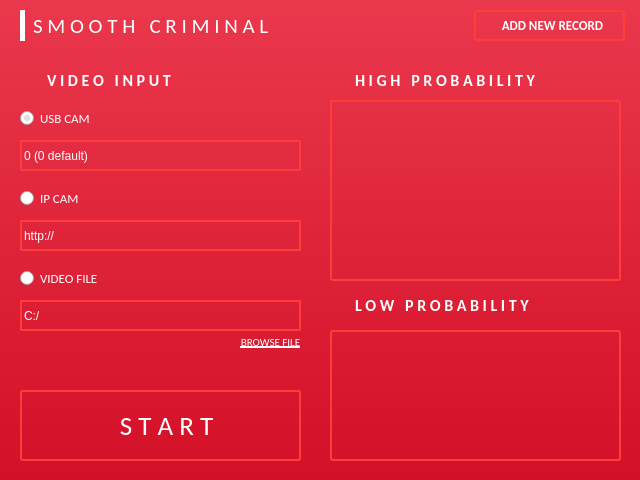
Old version of the form interface/mainwindow.ui in the repository elnasdgreat/criminal-face-recognition-tensorflow.
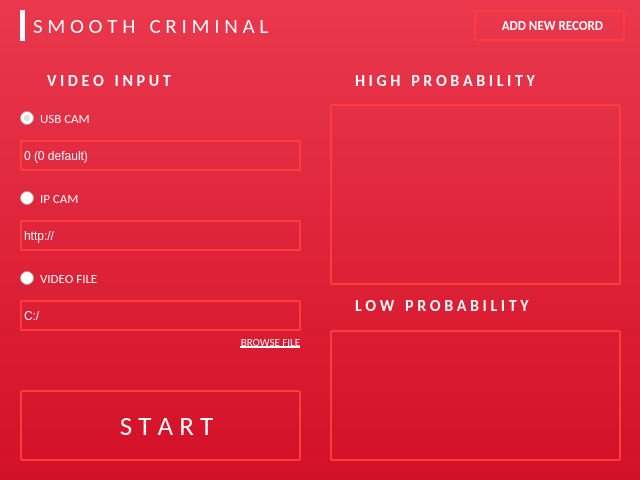
New version of the form. Icons and pictures are not drawn.

```diff
--- a/interface/mainwindow.ui
+++ b/interface/mainwindow.ui
@@ -195,7 +195,7 @@
     <property name="geometry">
      <rect>
       <x>330</x>
-      <y>100</y>
+      <y>104</y>
       <width>291</width>
       <height>181</height>
      </rect>
```
